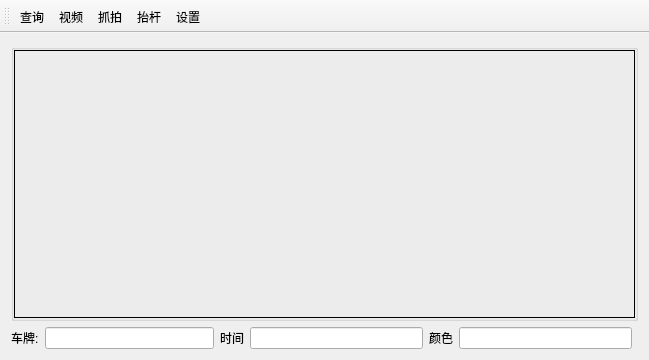
Above: mainwindow.ui from Cyuliang/Zby_Container_Jinan before the change. Below: the same form after it.
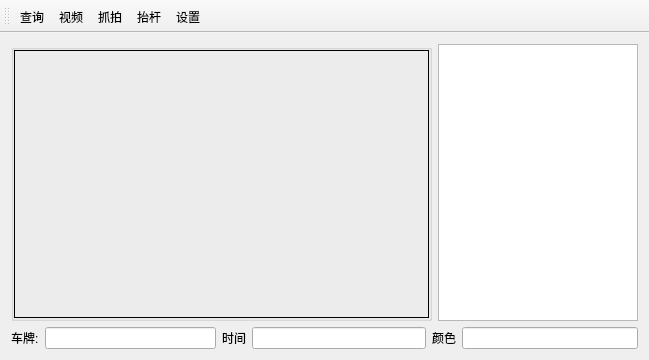
That is the form after the change.

Patch:
```diff
--- a/mainwindow.ui
+++ b/mainwindow.ui
@@ -15,7 +15,7 @@
   </property>
   <widget class="QWidget" name="centralWidget">
    <layout class="QGridLayout" name="gridLayout_2">
-    <item row="0" column="0" colspan="4">
+    <item row="0" column="0" colspan="3">
      <widget class="QGroupBox" name="groupBox">
       <property name="sizePolicy">
        <sizepolicy hsizetype="Expanding" vsizetype="Expanding">
@@ -44,6 +44,12 @@
        </property>
        <item row="0" column="0">
         <widget class="QLabel" name="label_4">
+         <property name="sizePolicy">
+          <sizepolicy hsizetype="Expanding" vsizetype="Preferred">
+           <horstretch>0</horstretch>
+           <verstretch>0</verstretch>
+          </sizepolicy>
+         </property>
          <property name="frameShape">
           <enum>QFrame::Panel</enum>
          </property>
@@ -55,23 +61,18 @@
       </layout>
      </widget>
     </item>
-    <item row="1" column="2">
-     <layout class="QHBoxLayout" name="horizontalLayout_3">
-      <item>
-       <widget class="QLabel" name="label_3">
-        <property name="text">
-         <string>颜色</string>
-        </property>
-       </widget>
-      </item>
-      <item>
-       <widget class="QLineEdit" name="lineEdit_3">
-        <property name="readOnly">
-         <bool>true</bool>
-        </property>
-       </widget>
-      </item>
-     </layout>
+    <item row="0" column="3">
+     <widget class="QTextEdit" name="textEdit">
+      <property name="maximumSize">
+       <size>
+        <width>200</width>
+        <height>16777215</height>
+       </size>
+      </property>
+      <property name="readOnly">
+       <bool>true</bool>
+      </property>
+     </widget>
     </item>
     <item row="1" column="0">
      <layout class="QHBoxLayout" name="horizontalLayout">
@@ -109,6 +110,24 @@
       </item>
      </layout>
     </item>
+    <item row="1" column="2" colspan="2">
+     <layout class="QHBoxLayout" name="horizontalLayout_3">
+      <item>
+       <widget class="QLabel" name="label_3">
+        <property name="text">
+         <string>颜色</string>
+        </property>
+       </widget>
+      </item>
+      <item>
+       <widget class="QLineEdit" name="lineEdit_3">
+        <property name="readOnly">
+         <bool>true</bool>
+        </property>
+       </widget>
+      </item>
+     </layout>
+    </item>
    </layout>
   </widget>
   <widget class="QToolBar" name="toolBar">
```
